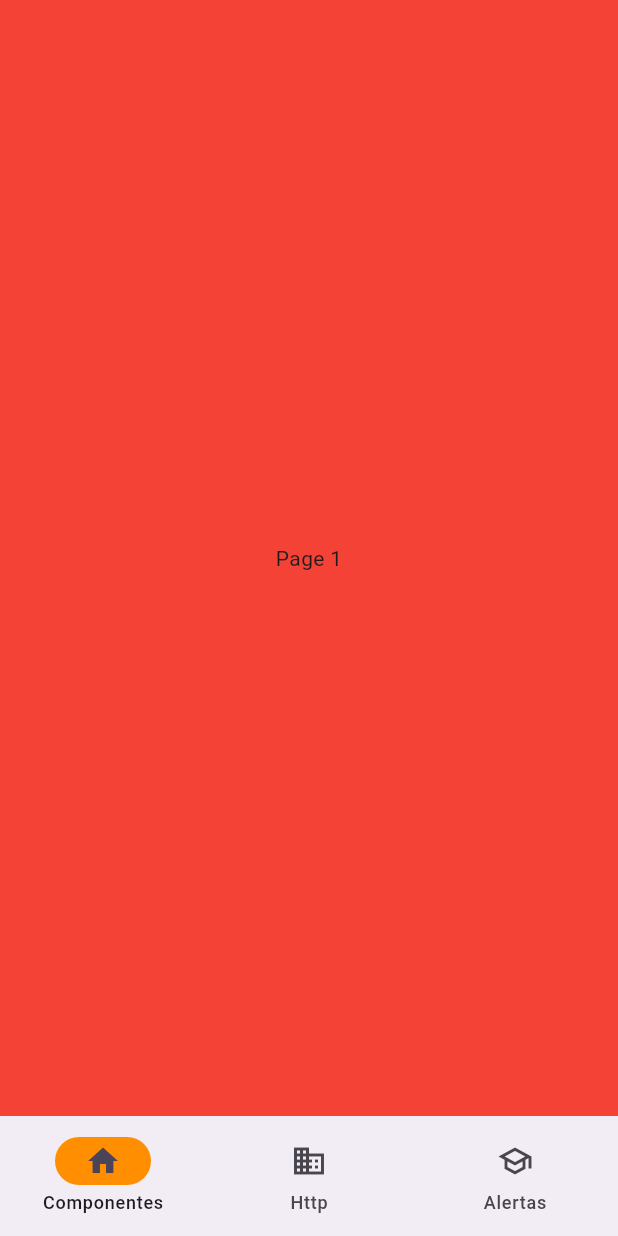
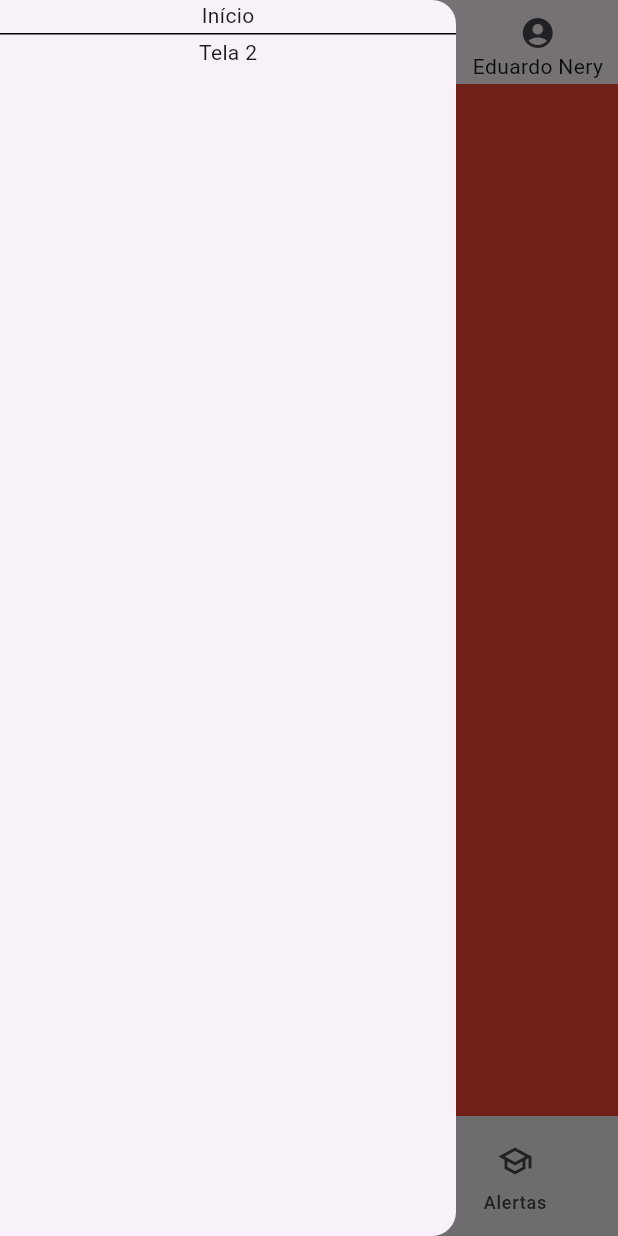
Before and after one commit to 3duardonery/ironside_app, a Flutter app: the screen it shows after launch, with the side drawer open (before the commit the screen has no drawer), on a phone screen of 412 x 824 dp. Run offline on Flutter 3.47's test engine with Material 2 defaults, Android fonts, the light colour scheme and no system bars.

Commit message:
feat: Add drawer

```diff
--- /dev/null
+++ b/ironside_app/lib/components/drawer/drawer_component.dart
@@ -0,0 +1,24 @@
+import 'package:flutter/material.dart';
+
+class DrawerComponent extends StatelessWidget {
+  const DrawerComponent({super.key});
+
+  @override
+  Widget build(BuildContext context) {
+    return const Drawer(
+      child: Column(
+        children: [
+          Text('Início'),
+          Divider(
+            height: 5,
+            thickness: 1,
+            indent: 0,
+            endIndent: 0,
+            color: Colors.black,
+          ),
+          Text('Tela 2'),
+        ],
+      ),
+    );
+  }
+}
--- a/ironside_app/lib/components/navigation/navigation_comonent.dart
+++ b/ironside_app/lib/components/navigation/navigation_comonent.dart
@@ -1,13 +1,14 @@
 import 'package:flutter/material.dart';
 
-class NavigationExample extends StatefulWidget {
-  const NavigationExample({super.key});
+class NavigationBottomComponent extends StatefulWidget {
+  const NavigationBottomComponent({super.key});
 
   @override
-  State<NavigationExample> createState() => _NavigationExampleState();
+  State<NavigationBottomComponent> createState() =>
+      _NavigationBottomComponentState();
 }
 
-class _NavigationExampleState extends State<NavigationExample> {
+class _NavigationBottomComponentState extends State<NavigationBottomComponent> {
   int currentPageIndex = 0;
 
   @override
--- a/ironside_app/lib/main.dart
+++ b/ironside_app/lib/main.dart
@@ -19,6 +19,7 @@ class MyApp extends StatelessWidget {
       ),
       routes: AppRouter.getRoutes(),
       initialRoute: AppRouter.getDefaultRoute(),
+      debugShowCheckedModeBanner: false,
     );
   }
 }
--- a/ironside_app/lib/pages/home/home_screen.dart
+++ b/ironside_app/lib/pages/home/home_screen.dart
@@ -1,13 +1,38 @@
 import 'package:flutter/material.dart';
+import 'package:ironside_app/components/drawer/drawer_component.dart';
 import 'package:ironside_app/components/navigation/navigation_comonent.dart';
 
 class HomeScreen extends StatelessWidget {
   const HomeScreen({super.key});
 
+  String getUsername() {
+    return 'Eduardo Nery';
+  }
+
   @override
   Widget build(BuildContext context) {
-    return const Scaffold(
-      body: NavigationExample(),
+    return Scaffold(
+      body: const NavigationBottomComponent(),
+      appBar: AppBar(
+        centerTitle: true,
+        title: const Text('App'),
+        actions: [
+          Padding(
+            padding: const EdgeInsets.only(
+              top: 10,
+              right: 10,
+            ),
+            child: Column(
+              mainAxisAlignment: MainAxisAlignment.start,
+              children: [
+                const Icon(Icons.account_circle),
+                Text(getUsername()),
+              ],
+            ),
+          ),
+        ],
+      ),
+      drawer: const DrawerComponent(),
     );
   }
 }
```
